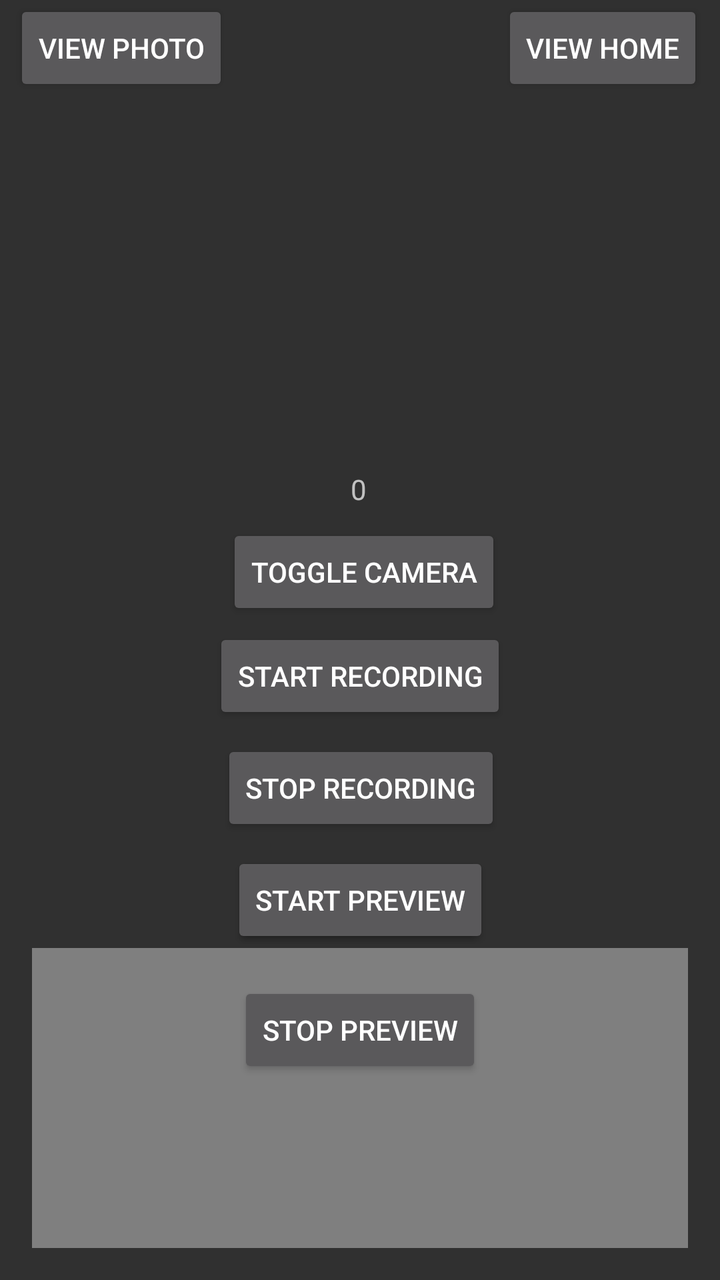
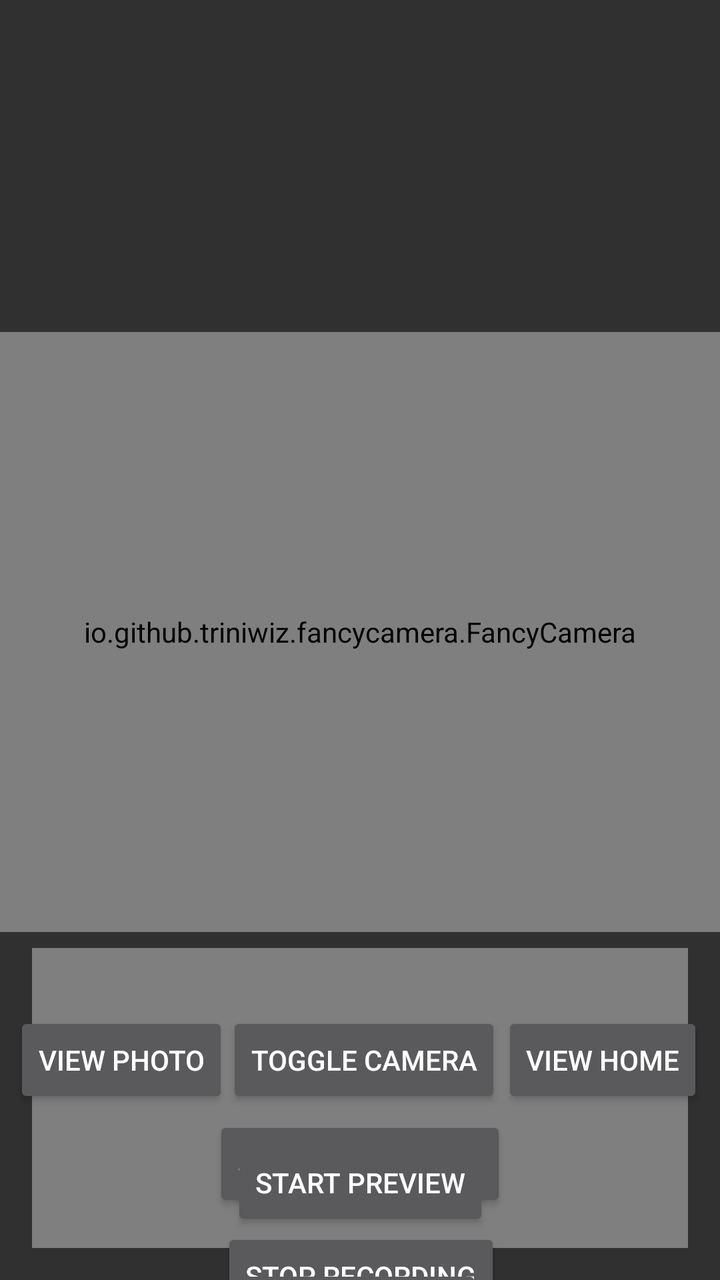

Screens rendered from an Android XML layout before and after an edit, with the pre-edit source and the edit as a unified diff.
<!-- AndroidManifest.xml: application theme AppTheme -->
<!-- res/layout/activity_main.xml -->
<?xml version="1.0" encoding="utf-8"?>
<androidx.constraintlayout.widget.ConstraintLayout xmlns:android="http://schemas.android.com/apk/res/android"
    xmlns:app="http://schemas.android.com/apk/res-auto"
    xmlns:tools="http://schemas.android.com/tools"
    android:id="@+id/videoView"
    android:layout_width="fill_parent"
    android:layout_height="fill_parent"
    android:orientation="vertical">


    <Button
        android:id="@+id/flashBtn"
        android:layout_width="wrap_content"
        android:layout_height="wrap_content"
        android:layout_gravity="center_horizontal"
        android:layout_marginTop="8dp"
        android:onClick="toggleFlash"
        android:text="@string/toggle_flash"
        app:layout_constraintEnd_toEndOf="parent"
        app:layout_constraintHorizontal_bias="0.498"
        app:layout_constraintStart_toStartOf="parent"
        app:layout_constraintTop_toBottomOf="@+id/stopBtn" />

    <Button
        android:id="@+id/homeBtn"
        android:layout_width="wrap_content"
        android:layout_height="wrap_content"
        android:layout_gravity="center_horizontal"
        android:layout_marginStart="8dp"
        android:layout_marginTop="40dp"
        android:layout_marginEnd="16dp"
        android:onClick="goToVideo"
        android:text="@string/view_home"
        app:layout_constraintEnd_toEndOf="parent"
        app:layout_constraintStart_toEndOf="@+id/cameraBtn"
        app:layout_constraintTop_toBottomOf="@+id/cameraView" />

    <Button
        android:id="@+id/photoBtn"
        android:layout_width="wrap_content"
        android:layout_height="wrap_content"
        android:layout_gravity="center_horizontal"
        android:layout_marginStart="16dp"
        android:layout_marginTop="40dp"
        android:layout_marginEnd="8dp"
        android:onClick="goToPhoto"
        android:text="@string/view_photo"
        app:layout_constraintEnd_toStartOf="@+id/cameraBtn"
        app:layout_constraintStart_toStartOf="parent"
        app:layout_constraintTop_toBottomOf="@+id/cameraView" />

    <Button
        android:id="@+id/startBtn"
        android:layout_width="wrap_content"
        android:layout_height="wrap_content"
        android:layout_gravity="center_horizontal"
        android:layout_marginTop="4dp"
        android:onClick="startRecording"
        android:text="@string/start_recording"
        app:layout_constraintEnd_toEndOf="parent"
        app:layout_constraintStart_toStartOf="parent"
        app:layout_constraintTop_toBottomOf="@+id/cameraBtn" />

    <Button
        android:id="@+id/stopBtn"
        android:layout_width="wrap_content"
        android:layout_height="wrap_content"
        android:layout_gravity="center_horizontal"
        android:layout_marginTop="8dp"
        android:onClick="stopRecording"
        android:text="@string/stop_recording"
        app:layout_constraintEnd_toEndOf="parent"
        app:layout_constraintHorizontal_bias="0.503"
        app:layout_constraintStart_toStartOf="parent"
        app:layout_constraintTop_toBottomOf="@+id/startBtn" />

    <Button
        android:id="@+id/cameraBtn"
        android:layout_width="wrap_content"
        android:layout_height="wrap_content"
        android:layout_gravity="center_horizontal"
        android:layout_marginTop="40dp"
        android:layout_marginBottom="4dp"
        android:onClick="toggleCamera"
        android:text="@string/toggle_camera"
        app:layout_constraintBottom_toTopOf="@+id/startBtn"
        app:layout_constraintEnd_toEndOf="parent"
        app:layout_constraintHorizontal_bias="0.509"
        app:layout_constraintStart_toStartOf="parent"
        app:layout_constraintTop_toBottomOf="@+id/cameraView" />

    <TextView
        android:id="@+id/durationView"
        android:layout_width="wrap_content"
        android:layout_height="wrap_content"
        android:layout_gravity="center_horizontal"
        android:layout_marginBottom="8dp"
        android:text="0"
        app:layout_constraintBottom_toTopOf="@+id/cameraBtn"
        app:layout_constraintEnd_toEndOf="parent"
        app:layout_constraintHorizontal_bias="0.498"
        app:layout_constraintStart_toStartOf="parent"
        tools:ignore="HardcodedText" />

    <VideoView
        android:id="@+id/videoPlayer"
        android:layout_width="match_parent"
        android:layout_height="150dp"
        android:layout_marginStart="16dp"
        android:layout_marginEnd="16dp"
        android:layout_marginBottom="16dp"
        app:layout_constraintBottom_toBottomOf="parent"
        app:layout_constraintEnd_toEndOf="parent"
        app:layout_constraintHorizontal_bias="0.0"
        app:layout_constraintStart_toStartOf="parent"
        app:layout_constraintTop_toBottomOf="@+id/flashBtn"
        app:layout_constraintVertical_bias="1.0" />

    <RelativeLayout
        android:id="@+id/container"
        android:layout_width="match_parent"
        android:layout_height="150dp"
        android:layout_marginStart="16dp"
        android:layout_marginTop="16dp"
        android:layout_marginEnd="16dp"
        android:orientation="vertical"
        app:layout_constraintEnd_toEndOf="parent"
        app:layout_constraintHorizontal_bias="0.0"
        app:layout_constraintStart_toStartOf="parent"
        app:layout_constraintTop_toTopOf="parent"
        />

    <Button
        android:id="@+id/startPreview"
        android:layout_width="wrap_content"
        android:layout_height="wrap_content"
        android:onClick="startPreview"
        android:text="Start Preview"
        app:layout_constraintBottom_toTopOf="@+id/videoPlayer"
        app:layout_constraintEnd_toEndOf="parent"
        app:layout_constraintStart_toStartOf="parent"
        app:layout_constraintTop_toTopOf="@+id/flashBtn"
        app:layout_constraintVertical_bias="0.421" />

    <Button
        android:id="@+id/stopPreview"
        android:layout_width="wrap_content"
        android:layout_height="wrap_content"
        android:layout_marginTop="17dp"
        android:onClick="stopPreview"
        android:text="Stop Preview"
        app:layout_constraintEnd_toEndOf="parent"
        app:layout_constraintStart_toStartOf="parent"
        app:layout_constraintTop_toBottomOf="@+id/startPreview" />


</androidx.constraintlayout.widget.ConstraintLayout>
<!-- resources referenced by this layout -->
<resources>
  <string name="start_recording">Start Recording</string>
  <string name="stop_recording">Stop Recording</string>
  <string name="toggle_camera">Toggle Camera</string>
  <string name="toggle_flash">Toggle Flash</string>
  <string name="view_home">View Home</string>
  <string name="view_photo">View Photo</string>
  <style name="AppTheme" parent="Theme.AppCompat">
          
      </style>
</resources>

<!-- the commit's change to res/layout/activity_main.xml (unified diff, before → after) -->
@@ -6,8 +6,13 @@
     android:layout_width="fill_parent"
     android:layout_height="fill_parent"
     android:orientation="vertical">
-
-
+<io.github.triniwiz.fancycamera.FancyCamera
+        android:id="@+id/cameraView"
+        android:layout_width="0dp"
+        android:layout_height="300dp"
+        app:layout_constraintTop_toBottomOf="@+id/container"
+        app:layout_constraintStart_toStartOf="parent"
+        app:layout_constraintEnd_toEndOf="parent" />
     <Button
         android:id="@+id/flashBtn"
         android:layout_width="wrap_content"
